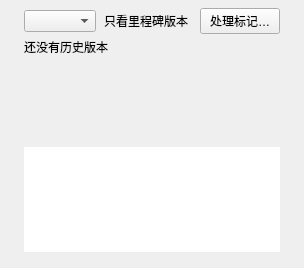
The window that windows/mainwindow_child/homepage/pages/homepage_page_backup.ui (Zao-chen/ZcVersionBox) describes before a commit, drawn with Qt 5.
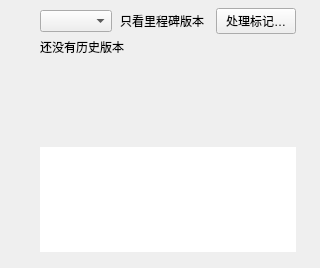
The same window after the commit.

Commit message: style(ui): 对齐历史版本页面的左边距至 40px

```diff
--- a/windows/mainwindow_child/homepage/pages/homepage_page_backup.ui
+++ b/windows/mainwindow_child/homepage/pages/homepage_page_backup.ui
@@ -4,7 +4,7 @@
  <widget class="QWidget" name="HomePageBackupPage">
   <layout class="QVBoxLayout" name="pageLayout" stretch="0,1,1">
    <property name="leftMargin">
-    <number>24</number>
+    <number>40</number>
    </property>
    <property name="topMargin">
     <number>8</number>
```
The commit also changes 1 other file.
